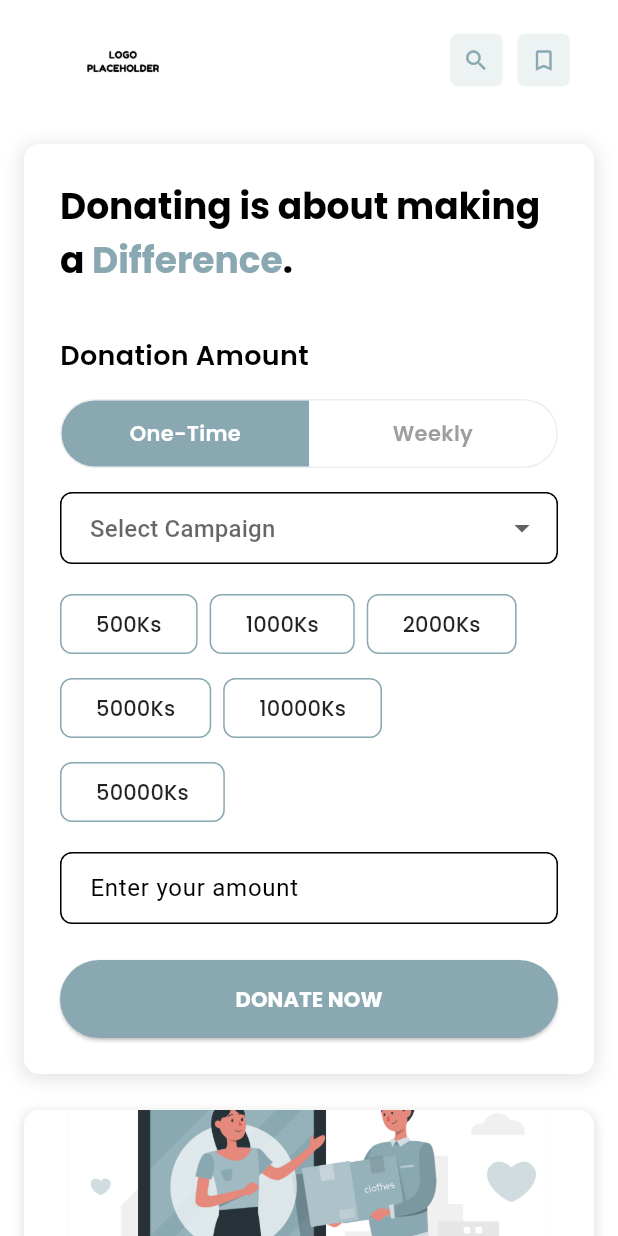
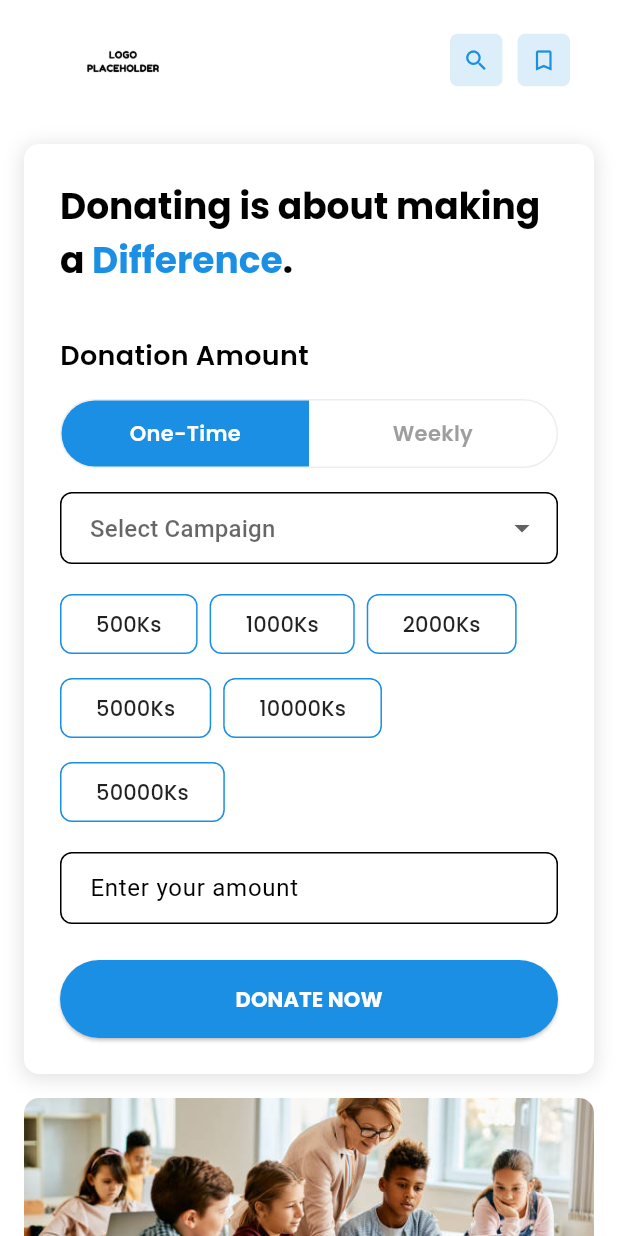
Before and after one commit to Udean777/Ikhlasin-Aja, a Flutter app: the screen it shows after launch, after a tap on "Login", on a phone screen of 412 x 824 dp. Run offline on Flutter 3.47's test engine with Material 3 defaults, Android fonts, the phone set to English and light mode, and no system bars; our stand-ins replace google_fonts.

Commit message:
FEAT: Update color theme and add CampaignSections and ImpactSection widgets to HomePage

```diff
--- a/lib/core/theme/app_colors.dart
+++ b/lib/core/theme/app_colors.dart
@@ -1,15 +1,15 @@
 import 'package:flutter/material.dart';
 
 abstract class AppColors {
-  static const int color1 = 0xFF89A8B2;
+  static const int color1 = 0xFF1A8FE3;
   static const int color2 = 0xFFB3C8CF;
   static const int color3 = 0xFFE5E1DA;
   static const int color4 = 0xFFF1F0E8;
 }
 
-const Color primary = Color(0xFF2E7D32);
+const Color primary = Color(AppColors.color1);
 const Color onPrimary = Color(0xFFFFFFFF);
-const Color secondary = Color(0xFF81C784);
+const Color secondary = Color(AppColors.color2);
 const Color onSecondary = Color(0xFF000000);
 const Color error = Color(0xFFB00020);
 const Color onError = Color(0xFFFFFFFF);
--- a/lib/presentation/main/home_page.dart
+++ b/lib/presentation/main/home_page.dart
@@ -1,8 +1,10 @@
 import 'package:flutter/material.dart';
 import 'package:ikhlas_kan/core/assets/app_assets.dart';
 import 'package:ikhlas_kan/core/widgets/custom_appbar.dart';
+import 'package:ikhlas_kan/presentation/main/widgets/campaign_sections.dart';
 import 'package:ikhlas_kan/presentation/main/widgets/donation_card.dart';
 import 'package:ikhlas_kan/presentation/main/widgets/donation_form.dart';
+import 'package:ikhlas_kan/presentation/main/widgets/impact_section.dart';
 
 class HomePage extends StatelessWidget {
   const HomePage({super.key});
@@ -75,6 +77,9 @@ class HomePage extends StatelessWidget {
               child: DonationForm(),
             ),
           ),
+          const SliverToBoxAdapter(
+            child: CampaignSections(),
+          ),
           SliverPadding(
             padding: const EdgeInsets.only(
               bottom: 32,
@@ -92,8 +97,14 @@ class HomePage extends StatelessWidget {
                     daysLeft: data['daysLeft'],
                   );
                 },
-                childCount: 5,
+                childCount: donationData.length,
               ),
+            ),
+          ),
+          const SliverToBoxAdapter(
+            child: Padding(
+              padding: EdgeInsets.only(bottom: 32),
+              child: ImpactSection(),
             ),
           ),
         ],
--- /dev/null
+++ b/lib/presentation/main/widgets/campaign_sections.dart
@@ -0,0 +1,127 @@
+import 'package:flutter/material.dart';
+import 'package:google_fonts/google_fonts.dart';
+import 'package:ikhlas_kan/core/assets/app_assets.dart';
+
+class CampaignSections extends StatelessWidget {
+  const CampaignSections({super.key});
+
+  @override
+  Widget build(BuildContext context) {
+    return Column(
+      crossAxisAlignment: CrossAxisAlignment.start,
+      spacing: 16,
+      children: [
+        Container(
+          margin: const EdgeInsets.symmetric(horizontal: 16),
+          height: 180,
+          decoration: BoxDecoration(
+            image: DecorationImage(
+              image: AssetImage(
+                AppAssets.educationImage,
+              ),
+              fit: BoxFit.cover,
+            ),
+            borderRadius: BorderRadius.circular(10),
+          ),
+        ),
+        Padding(
+          padding: const EdgeInsets.symmetric(horizontal: 16),
+          child: Row(
+            mainAxisAlignment: MainAxisAlignment.spaceBetween,
+            children: [
+              Text(
+                "Campaigns",
+                style: GoogleFonts.poppins(
+                  fontSize: 20,
+                  fontWeight: FontWeight.w600,
+                ),
+              ),
+              TextButton(
+                onPressed: () {},
+                child: Text(
+                  "See all",
+                  style: GoogleFonts.poppins(
+                    color: Colors.blue,
+                    fontWeight: FontWeight.w500,
+                  ),
+                ),
+              ),
+            ],
+          ),
+        ),
+        SingleChildScrollView(
+          scrollDirection: Axis.horizontal,
+          padding: const EdgeInsets.symmetric(horizontal: 12),
+          child: Row(
+            children: [
+              _CategoryButton(
+                label: 'All',
+                isSelected: true,
+                onTap: () {},
+              ),
+              _CategoryButton(
+                label: 'Cat 1',
+                isSelected: false,
+                onTap: () {},
+              ),
+              _CategoryButton(
+                label: 'Cat 2',
+                isSelected: false,
+                onTap: () {},
+              ),
+              _CategoryButton(
+                label: 'Cat 3',
+                isSelected: false,
+                onTap: () {},
+              ),
+              _CategoryButton(
+                label: 'Cat 4',
+                isSelected: false,
+                onTap: () {},
+              ),
+            ],
+          ),
+        ),
+        const SizedBox(height: 24),
+      ],
+    );
+  }
+}
+
+class _CategoryButton extends StatelessWidget {
+  const _CategoryButton({
+    required this.label,
+    required this.isSelected,
+    required this.onTap,
+  });
+
+  final String label;
+  final bool isSelected;
+  final VoidCallback onTap;
+
+  @override
+  Widget build(BuildContext context) {
+    return GestureDetector(
+      onTap: onTap,
+      child: Container(
+        margin: const EdgeInsets.symmetric(horizontal: 4),
+        padding: const EdgeInsets.symmetric(horizontal: 24, vertical: 8),
+        decoration: BoxDecoration(
+          color:
+              isSelected ? ColorScheme.of(context).primary : Colors.transparent,
+          borderRadius: BorderRadius.circular(10),
+          border: Border.all(
+            color: isSelected ? Colors.blue : Colors.grey.shade300,
+          ),
+        ),
+        child: Text(
+          label,
+          style: GoogleFonts.poppins(
+            color: isSelected ? Colors.white : Colors.grey.shade600,
+            fontWeight: FontWeight.w500,
+          ),
+        ),
+      ),
+    );
+  }
+}
--- /dev/null
+++ b/lib/presentation/main/widgets/impact_section.dart
@@ -0,0 +1,129 @@
+import 'package:flutter/material.dart';
+import 'package:google_fonts/google_fonts.dart';
+import 'package:ikhlas_kan/core/assets/app_assets.dart';
+
+class ImpactSection extends StatelessWidget {
+  const ImpactSection({super.key});
+
+  final List<Map<String, String>> impactVideos = const [
+    {
+      'thumbnail': AppAssets.educationImage,
+      'title': 'Malesuada nunc metus eget dictumst.',
+    },
+    {
+      'thumbnail': AppAssets.elderlyImage,
+      'title': 'Malesuada nunc metus eget dictumst.',
+    },
+    {
+      'thumbnail': AppAssets.disasterImage,
+      'title': 'Malesuada nunc metus eget dictumst.',
+    },
+  ];
+
+  @override
+  Widget build(BuildContext context) {
+    return Column(
+      mainAxisSize: MainAxisSize.min,
+      children: [
+        Padding(
+          padding: const EdgeInsets.symmetric(horizontal: 16),
+          child: Row(
+            mainAxisAlignment: MainAxisAlignment.spaceBetween,
+            children: [
+              Text(
+                "Watch the impact",
+                style: GoogleFonts.poppins(
+                  fontSize: 20,
+                  fontWeight: FontWeight.w600,
+                ),
+              ),
+              TextButton(
+                onPressed: () {},
+                child: Text(
+                  "See all",
+                  style: GoogleFonts.poppins(
+                    color: ColorScheme.of(context).primary,
+                    fontWeight: FontWeight.w500,
+                  ),
+                ),
+              ),
+            ],
+          ),
+        ),
+        const SizedBox(
+          height: 12,
+        ),
+        SingleChildScrollView(
+          scrollDirection: Axis.horizontal,
+          padding: const EdgeInsets.symmetric(horizontal: 12),
+          child: Row(
+            children: impactVideos.map((video) {
+              return Container(
+                width: 160,
+                margin: const EdgeInsets.symmetric(horizontal: 5),
+                child: Column(
+                  mainAxisSize: MainAxisSize.min,
+                  crossAxisAlignment: CrossAxisAlignment.start,
+                  children: [
+                    Stack(
+                      children: [
+                        ClipRRect(
+                          borderRadius: BorderRadius.circular(12),
+                          child: Image.asset(
+                            video['thumbnail']!,
+                            height: 160,
+                            width: 160,
+                            fit: BoxFit.cover,
+                          ),
+                        ),
+                        Positioned.fill(
+                          child: Container(
+                            decoration: BoxDecoration(
+                              color: Colors.black.withValues(alpha: 0.3),
+                              borderRadius: BorderRadius.circular(12),
+                            ),
+                          ),
+                        ),
+                        Positioned.fill(
+                          child: Center(
+                            child: Container(
+                              padding: const EdgeInsets.all(12),
+                              decoration: BoxDecoration(
+                                color: ColorScheme.of(context).primary,
+                                shape: BoxShape.circle,
+                              ),
+                              child: const Icon(
+                                Icons.play_arrow,
+                                color: Colors.white,
+                                size: 24,
+                              ),
+                            ),
+                          ),
+                        ),
+                      ],
+                    ),
+                    Padding(
+                      padding: const EdgeInsets.only(
+                        top: 8,
+                        bottom: 4,
+                      ),
+                      child: Text(
+                        video["title"]!,
+                        style: GoogleFonts.poppins(
+                          fontSize: 12,
+                          color: Colors.grey[800],
+                        ),
+                        maxLines: 2,
+                        overflow: TextOverflow.ellipsis,
+                      ),
+                    ),
+                  ],
+                ),
+              );
+            }).toList(),
+          ),
+        )
+      ],
+    );
+  }
+}
```
